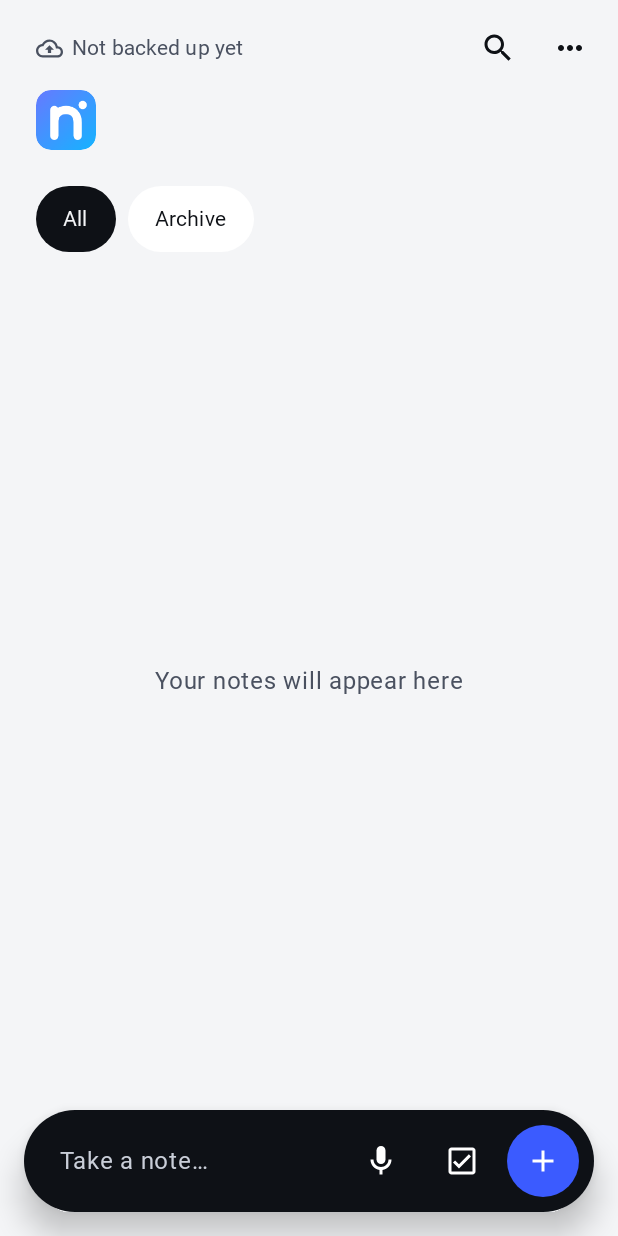
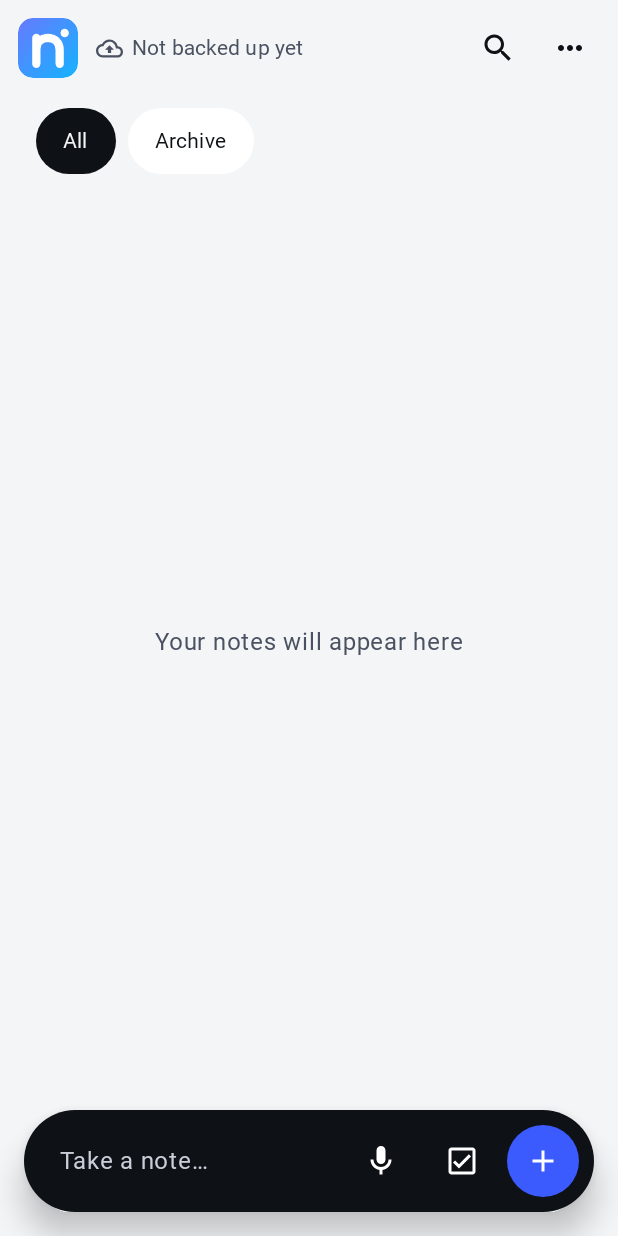
Before and after one commit to jt-coder321/personal-notes-app, an Android app built with Jetpack Compose: the screen it shows after launch (MainActivity), on a phone screen of 412 x 824 dp. Run offline under Robolectric (Android 15) with nearby library versions, the phone set to English and light mode, and no system bars; our stand-ins replace Room's generated code; libraries missing offline, so code that uses them is left out: sh.calvin.reorderable; Roboto replaces fonts that are not available here; 1 statement that could not run was skipped.

Commit message:
Move the app logo into the top row beside the backup status

```diff
--- a/app/src/main/java/com/jt/notes/ui/HomeScreen.kt
+++ b/app/src/main/java/com/jt/notes/ui/HomeScreen.kt
@@ -314,6 +314,12 @@ fun HomeScreen(
                         Modifier.fillMaxWidth().padding(start = 12.dp, end = 8.dp, top = 8.dp),
                         verticalAlignment = Alignment.CenterVertically,
                     ) {
+                        LauncherIcon(
+                            cornerRadius = 10.dp,
+                            modifier = Modifier
+                                .size(40.dp)
+                                .clip(RoundedCornerShape(10.dp)),
+                        )
                         BackupStatus(lastBackup = lastBackup, onClick = { showBackupDialog = true })
                         Spacer(Modifier.weight(1f))
                         IconButton(onClick = { searching = true }) {
@@ -434,13 +440,6 @@ fun HomeScreen(
                             }
                         }
                     }
-                    LauncherIcon(
-                        cornerRadius = 10.dp,
-                        modifier = Modifier
-                            .padding(start = 24.dp, top = 4.dp, bottom = 8.dp)
-                            .size(40.dp)
-                            .clip(RoundedCornerShape(10.dp)),
-                    )
                 }
 
                 LazyRow(
```
